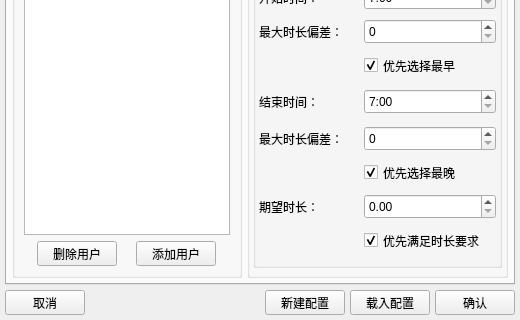
This is gui/ALConfigWidget.ui in KenanZhu/AutoLibrary as Qt 5 draws it before an edit; both pictures show x 0 to 520 and y 380 to 700 of the 520 by 700 pixel window. The edited form follows.
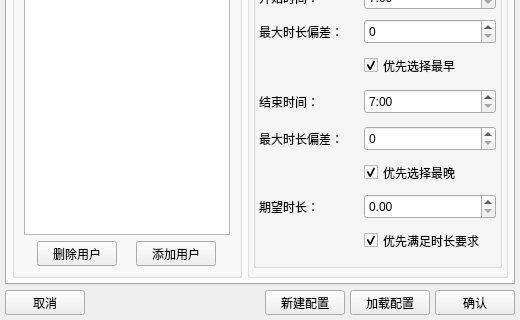
This is the edited form.

Commit message:
fix(gui.ALConfigWidget): allow earlier selection of next day and fix dialog title on config load
previous time that you can select the next day is 19:00, this may be
tensive, because the time rested to modify the reserve date is limited.
So in current commit, we change this into 18:00.

```diff
--- a/gui/ALConfigWidget.ui
+++ b/gui/ALConfigWidget.ui
@@ -1758,7 +1758,7 @@
         </size>
        </property>
        <property name="text">
-        <string>载入配置</string>
+        <string>加载配置</string>
        </property>
       </widget>
      </item>
```
Left out of the diff: 39 changed lines with no effect on the pictures. The commit also changes 2 other files.
